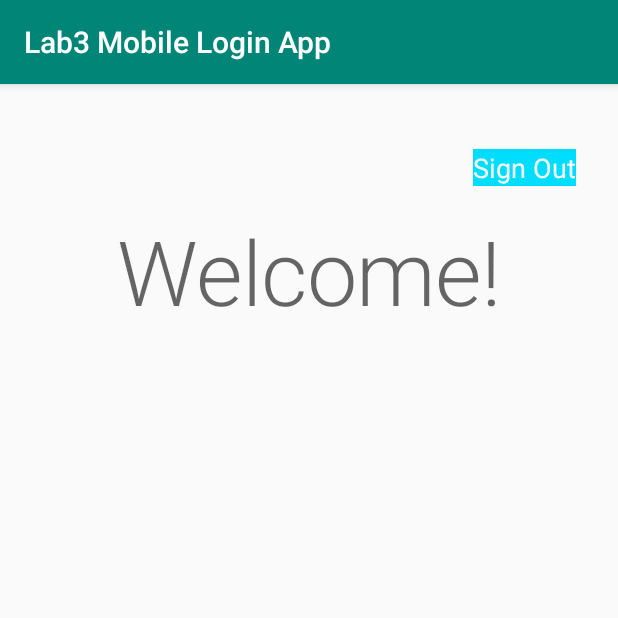
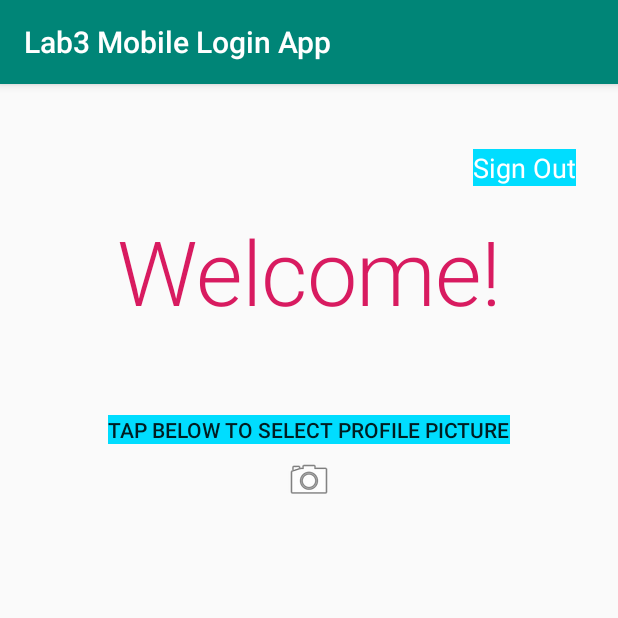
Before and after one commit to a190884810/CS490_WebMobileProg, an Android app: the screen it shows after launch once a user with an empty profile is signed in (WelcomeActivity), on a phone screen of 412 x 824 dp, the top half of it. Run offline under Robolectric (Android 15) with nearby library versions, the phone set to English and light mode, and no system bars; our stand-ins replace Firebase (no records; nobody signed in at launch, a user with empty details on screens opened directly); libraries missing offline, so code that uses them is left out: com.facebook, com.facebook.appevents; 2 statements that could not run were skipped.

Commit message:
adding picture upload, other failed junk

```diff
--- a/Lab3MobileLoginApp/app/build.gradle
+++ b/Lab3MobileLoginApp/app/build.gradle
@@ -23,12 +23,15 @@ dependencies {
     implementation 'com.android.support:appcompat-v7:28.0.0'
     implementation 'com.android.support:design:28.0.0'
     implementation 'com.android.support.constraint:constraint-layout:1.1.3'
+    implementation 'com.google.firebase:firebase-storage:16.0.1'
     testImplementation 'junit:junit:4.12'
     androidTestImplementation 'com.android.support.test:runner:1.0.2'
     androidTestImplementation 'com.android.support.test.espresso:espresso-core:3.0.2'
     implementation 'com.google.firebase:firebase-core:16.0.8'
     implementation 'com.google.firebase:firebase-auth:16.2.1'
     implementation 'com.google.android.gms:play-services-auth:16.0.1'
+    implementation 'com.facebook.android:facebook-android-sdk:[4,5)'
+    implementation 'com.google.firebase:firebase-database:16.1.0'
 
 
 }
--- a/Lab3MobileLoginApp/app/src/main/java/com/themattburton/cs449/lab3mobileloginapp/LoginActivity.java
+++ b/Lab3MobileLoginApp/app/src/main/java/com/themattburton/cs449/lab3mobileloginapp/LoginActivity.java
@@ -31,6 +31,8 @@ import android.widget.Button;
 import android.widget.EditText;
 import android.widget.TextView;
 
+import com.facebook.FacebookSdk;
+import com.facebook.appevents.AppEventsLogger;
 import com.google.android.gms.auth.api.signin.GoogleSignIn;
 import com.google.android.gms.auth.api.signin.GoogleSignInAccount;
 import com.google.android.gms.auth.api.signin.GoogleSignInClient;
--- a/Lab3MobileLoginApp/app/src/main/res/layout/activity_welcome.xml
+++ b/Lab3MobileLoginApp/app/src/main/res/layout/activity_welcome.xml
@@ -13,6 +13,7 @@
         android:layout_marginTop="84dp"
         android:text="Welcome!"
         android:textAppearance="@style/TextAppearance.MaterialComponents.Headline2"
+        android:textColor="@color/colorAccent"
         app:layout_constraintEnd_toEndOf="parent"
         app:layout_constraintStart_toStartOf="parent"
         app:layout_constraintTop_toTopOf="parent" />
@@ -42,4 +43,27 @@
         app:layout_constraintEnd_toEndOf="parent"
         app:layout_constraintTop_toBottomOf="@+id/userText" />
 
+    <TextView
+        android:id="@+id/selectPictureText"
+        android:layout_width="wrap_content"
+        android:layout_height="wrap_content"
+        android:layout_marginTop="56dp"
+        android:background="@android:color/holo_blue_bright"
+        android:clickable="false"
+        android:text="Tap Below to Select Profile Picture"
+        android:textAppearance="@style/TextAppearance.AppCompat.Button"
+        app:layout_constraintEnd_toEndOf="parent"
+        app:layout_constraintStart_toStartOf="parent"
+        app:layout_constraintTop_toBottomOf="@+id/textView" />
+
+    <ImageView
+        android:id="@+id/profilePicView"
+        android:layout_width="wrap_content"
+        android:layout_height="wrap_content"
+        android:layout_marginTop="8dp"
+        app:layout_constraintEnd_toEndOf="parent"
+        app:layout_constraintStart_toStartOf="parent"
+        app:layout_constraintTop_toBottomOf="@+id/selectPictureText"
+        app:srcCompat="@android:drawable/ic_menu_camera" />
+
 </android.support.constraint.ConstraintLayout>
--- a/Lab3MobileLoginApp/build.gradle
+++ b/Lab3MobileLoginApp/build.gradle
@@ -18,7 +18,7 @@ allprojects {
     repositories {
         google()
         jcenter()
-
+        mavenCentral()
     }
 }
 
```
Also changed, not shown: Lab3MobileLoginApp/app/src/main/java/com/themattburton/cs449/lab3mobileloginapp/User.java (added, +20 -0 lines), Lab3MobileLoginApp/app/src/main/java/com/themattburton/cs449/lab3mobileloginapp/WelcomeActivity.java (+78 -0 lines), 1 other file.
